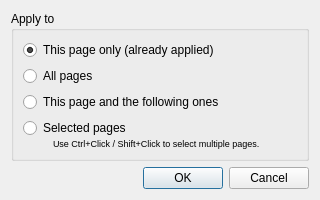
Qt form filters/deskew/ui/DeskewApplyDialog.ui (ImageProcessing-ElectronicPublications/scantailor-deviant) before a commit.
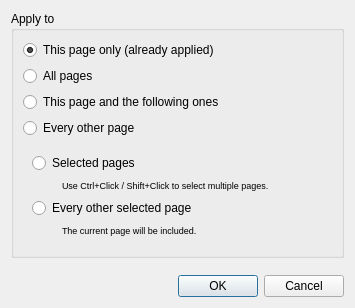
The same form after that commit.

Commit message: deskew: apply to every other

Diff of the .ui file:
```diff
--- a/filters/deskew/ui/DeskewApplyDialog.ui
+++ b/filters/deskew/ui/DeskewApplyDialog.ui
@@ -9,8 +9,8 @@
    <rect>
     <x>0</x>
     <y>0</y>
-    <width>320</width>
-    <height>195</height>
+    <width>355</width>
+    <height>308</height>
    </rect>
   </property>
   <layout class="QVBoxLayout" name="verticalLayout_3">
@@ -44,15 +44,16 @@
         </property>
        </widget>
       </item>
+      <item>
+       <widget class="QRadioButton" name="everyOtherRB">
+        <property name="text">
+         <string extracomment="All odd or even pages, depending on the current page being odd or even.">Every other page</string>
+        </property>
+       </widget>
+      </item>
       <item>
        <widget class="QWidget" name="selectedPagesWidget" native="true">
         <layout class="QVBoxLayout" name="verticalLayout">
-         <property name="spacing">
-          <number>0</number>
-         </property>
-         <property name="margin">
-          <number>0</number>
-         </property>
          <item>
           <widget class="QRadioButton" name="selectedPagesRB">
            <property name="text">
@@ -62,11 +63,8 @@
          </item>
          <item>
           <layout class="QHBoxLayout" name="horizontalLayout_2">
-           <property name="spacing">
-            <number>0</number>
-           </property>
            <item>
-            <spacer name="horizontalSpacer_5">
+            <spacer name="horizontalSpacer_7">
              <property name="orientation">
               <enum>Qt::Horizontal</enum>
              </property>
@@ -76,7 +74,7 @@
              <property name="sizeHint" stdset="0">
               <size>
                <width>30</width>
-               <height>0</height>
+               <height>13</height>
               </size>
              </property>
             </spacer>
@@ -95,6 +93,61 @@
            </item>
           </layout>
          </item>
+         <item>
+          <widget class="QRadioButton" name="everyOtherSelectedRB">
+           <property name="text">
+            <string>Every other selected page</string>
+           </property>
+          </widget>
+         </item>
+         <item>
+          <layout class="QHBoxLayout" name="horizontalLayout">
+           <item>
+            <spacer name="horizontalSpacer_6">
+             <property name="orientation">
+              <enum>Qt::Horizontal</enum>
+             </property>
+             <property name="sizeType">
+              <enum>QSizePolicy::Fixed</enum>
+             </property>
+             <property name="sizeHint" stdset="0">
+              <size>
+               <width>30</width>
+               <height>13</height>
+              </size>
+             </property>
+            </spacer>
+           </item>
+           <item>
+            <widget class="QLabel" name="everyOtherSelectedHint">
+             <property name="font">
+              <font>
+               <pointsize>7</pointsize>
+              </font>
+             </property>
+             <property name="text">
+              <string>The current page will be included.</string>
+             </property>
+            </widget>
+           </item>
+          </layout>
+         </item>
+         <item>
+          <spacer name="horizontalSpacer_5">
+           <property name="orientation">
+            <enum>Qt::Horizontal</enum>
+           </property>
+           <property name="sizeType">
+            <enum>QSizePolicy::Fixed</enum>
+           </property>
+           <property name="sizeHint" stdset="0">
+            <size>
+             <width>30</width>
+             <height>0</height>
+            </size>
+           </property>
+          </spacer>
+         </item>
         </layout>
        </widget>
       </item>
```
The commit also changes 1 other file.
